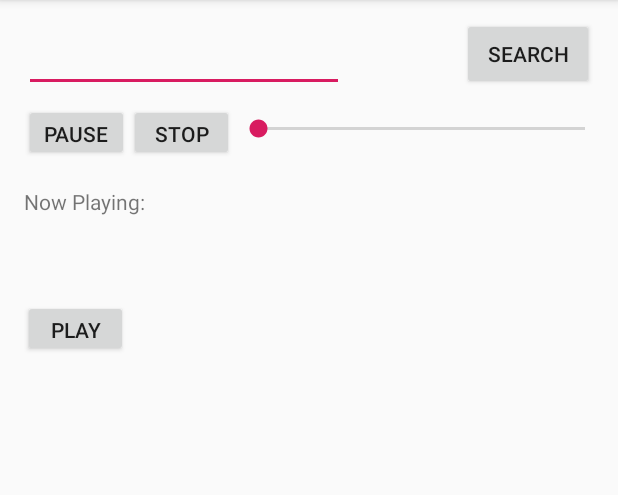
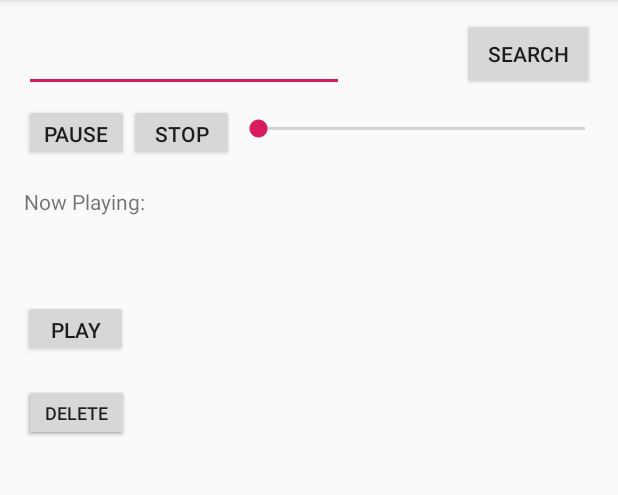
Before and after one commit to dilloncoffman/AndroidBookCase, an Android app: the fragment BookDetailsFragment placed in its activity, on a phone screen of 412 x 824 dp, the part 84-579 px from its top. Run offline under Robolectric (Android 15) with nearby library versions, the phone set to English and light mode, and no system bars; our stand-ins replace Picasso; libraries missing offline, so code that uses them is left out: edu.temple.audiobookplayer; pictures from the network do not load; 2 statements that could not run were skipped.

Commit message:
Added download/delete buttons with click listeners, adjusted BookDetailsFragment's inner interface to be used by MainActivity for button interactions; Added TODO comments for future tasks

```diff
--- a/app/src/main/java/edu/temple/bookcase/BookDetailsFragment.java
+++ b/app/src/main/java/edu/temple/bookcase/BookDetailsFragment.java
@@ -22,7 +22,7 @@ import java.util.Objects;
 /**
  * A simple {@link Fragment} subclass.
  * Activities that contain this fragment must implement the
- * {@link BookDetailsFragment.OnBookPlay} interface
+ * {@link BookDetailsFragment.BookDetailsInteractions} interface
  * to handle interaction events.
  * Use the {@link BookDetailsFragment#newInstance} factory method to
  * create an instance of this fragment.
@@ -30,12 +30,14 @@ import java.util.Objects;
 public class BookDetailsFragment extends Fragment {
 
     public static final String BOOK_KEY = "book";
-    private OnBookPlay fragmentParent;
+    private BookDetailsInteractions fragmentParent;
     ConstraintLayout bookDetailsView;
     ImageView bookCover;
     TextView bookTitle, bookAuthor, bookPublishedIn, bookPageLength;
     Book book;
     Button playBtn;
+    Button downloadBtn;
+    Button deleteBtn;
 
 
     public BookDetailsFragment() {
@@ -85,10 +87,36 @@ public class BookDetailsFragment extends Fragment {
         if (book != null) {
             displayBook(book);
             playBtn = getView().findViewById(R.id.playBtn);
+            downloadBtn = getView().findViewById(R.id.downloadBtn);
+            deleteBtn = getView().findViewById(R.id.deleteBtn);
+
+            if (book.isBookDownloaded() && downloadBtn != null) {
+                // Show just the delete button
+                downloadBtn.setVisibility(View.INVISIBLE);
+            } else if (deleteBtn != null) {
+                // Show just the download button
+                deleteBtn.setVisibility(View.INVISIBLE);
+            }
+
+            // Play Listener
             playBtn.setOnClickListener(new View.OnClickListener() {
                 @Override
                 public void onClick(View v) {
                    fragmentParent.playBook(book);
+                }
+            });
+            // Download Listener
+            downloadBtn.setOnClickListener(new View.OnClickListener() {
+                @Override
+                public void onClick(View v) {
+                    fragmentParent.downloadBookToStorage(book);
+                }
+            });
+            // Delete Listener
+            deleteBtn.setOnClickListener(new View.OnClickListener() {
+                @Override
+                public void onClick(View v) {
+                    fragmentParent.deleteBookFromStorage(book);
                 }
             });
         }
@@ -98,11 +126,11 @@ public class BookDetailsFragment extends Fragment {
     @Override
     public void onAttach(Context context) {
         super.onAttach(context);
-        if (context instanceof BookDetailsFragment.OnBookPlay) {
-            fragmentParent = (BookDetailsFragment.OnBookPlay) context;
+        if (context instanceof BookDetailsFragment.BookDetailsInteractions) {
+            fragmentParent = (BookDetailsFragment.BookDetailsInteractions) context;
         } else {
             throw new RuntimeException(context.toString()
-                    + " must implement OnBookPlay interface");
+                    + " must implement BookDetailsInteractions interface");
         }
     }
 
@@ -139,7 +167,9 @@ public class BookDetailsFragment extends Fragment {
      * "http://developer.android.com/training/basics/fragments/communicating.html"
      * >Communicating with Other Fragments</a> for more information.
      */
-    public interface OnBookPlay {
+    public interface BookDetailsInteractions {
         void playBook(Book book);
+        void downloadBookToStorage(Book book);
+        void deleteBookFromStorage(Book book);
     }
 }
--- a/app/src/main/java/edu/temple/bookcase/MainActivity.java
+++ b/app/src/main/java/edu/temple/bookcase/MainActivity.java
@@ -29,7 +29,7 @@ import java.util.ArrayList;
 
 import edu.temple.audiobookplayer.AudiobookService;
 
-public class MainActivity extends AppCompatActivity implements BookListFragment.OnBookSelectedInterface, BookDetailsFragment.OnBookPlay {
+public class MainActivity extends AppCompatActivity implements BookListFragment.OnBookSelectedInterface, BookDetailsFragment.BookDetailsInteractions {
     private int nowPlayingBookDuration;
     private String nowPlayingBookTitle;
     private int nowPlayingProgress;
@@ -217,7 +217,7 @@ public class MainActivity extends AppCompatActivity implements BookListFragment.
             }
         }
 
-        // TODO get state information from storage if any exists in storage
+        // TODO get state information from storage if any exists in storage for nowPlaying book and previously searched books
 
         // Get user search query if any
         nowPlayingBookTitleText = findViewById(R.id.nowPlayingBookTitle);
@@ -350,8 +350,6 @@ public class MainActivity extends AppCompatActivity implements BookListFragment.
         if (!books.isEmpty())
             outState.putParcelableArrayList("books", books);
         outState.putBoolean("paused", paused);
-
-        // TODO save nowPlayingBook information to internal storage and list of books in case user searched for books and then Activity was destroyed and recreated to be gotten from
     }
 
     @Override
@@ -359,6 +357,9 @@ public class MainActivity extends AppCompatActivity implements BookListFragment.
         super.onDestroy();
         Log.d("UNBINDING FROM AUDIOBOOKSERVICE ", "Unbinded service connection");
         unbindService(serviceConnection);
+
+        // TODO save nowPlayingBook information to internal storage and list of books in case user searched for books and then Activity was destroyed and recreated to be gotten from
+
     }
 
     /* Fetches books */
@@ -437,9 +438,12 @@ public class MainActivity extends AppCompatActivity implements BookListFragment.
     public void playBook(Book book) {
 
         // TODO Save current position of nowPlayingBook minus 10 seconds if it is being interrupted to play a new book to storage as well as set it for that book
+        // TODO nowPlayingBook.setSavedProgress(nowPlayingBookProgress - 10);
 
-        // TODO if the book has a local copy, should play local file rather than stream from AudiobookService
-        //      Use play(File file, int id)
+        // TODO nowPlayingBook = book
+
+        // TODO if the nowPlayingBook has a local copy, should play local file rather than stream from AudiobookService
+        // TODO    Use play(File file, book.getSavedProgress())
 
         startService(playBookIntent); // start AudiobookService when playing
 
@@ -454,4 +458,16 @@ public class MainActivity extends AppCompatActivity implements BookListFragment.
             paused = false;
         }
     }
+
+    @Override
+    public void downloadBookToStorage(Book book) {
+        // TODO Download book to storage using https://kamorris.com/lab/audlib/download.php?id=<book id>
+        // TODO book.setBookDownloaded(true)
+    }
+
+    @Override
+    public void deleteBookFromStorage(Book book) {
+        // TODO Delete book from storage
+        // TODO book.setBookDownloaded(false)
+    }
 }
--- a/app/src/main/res/layout-land/fragment_book_details.xml
+++ b/app/src/main/res/layout-land/fragment_book_details.xml
@@ -5,6 +5,32 @@
     xmlns:tools="http://schemas.android.com/tools"
     android:layout_width="match_parent"
     android:layout_height="match_parent">
+
+    <Button
+        android:id="@+id/deleteBtn"
+        android:layout_width="70dp"
+        android:layout_height="38dp"
+        android:layout_marginStart="104dp"
+        android:layout_marginTop="120dp"
+        android:layout_marginEnd="168dp"
+        android:text="@string/delete"
+        android:textSize="12sp"
+        app:layout_constraintEnd_toStartOf="@+id/bookCover"
+        app:layout_constraintStart_toStartOf="parent"
+        app:layout_constraintTop_toTopOf="parent" />
+
+    <Button
+        android:id="@+id/downloadBtn"
+        android:layout_width="70dp"
+        android:layout_height="38dp"
+        android:layout_marginStart="104dp"
+        android:layout_marginTop="120dp"
+        android:layout_marginEnd="168dp"
+        android:text="@string/download"
+        android:textSize="8sp"
+        app:layout_constraintEnd_toStartOf="@+id/bookCover"
+        app:layout_constraintStart_toStartOf="parent"
+        app:layout_constraintTop_toTopOf="parent" />
 
     <ImageView
         android:id="@+id/bookCover"
--- a/app/src/main/res/layout/fragment_book_details.xml
+++ b/app/src/main/res/layout/fragment_book_details.xml
@@ -72,4 +72,26 @@
         app:layout_constraintStart_toStartOf="parent"
         app:layout_constraintTop_toTopOf="parent" />
 
+    <Button
+        android:id="@+id/downloadBtn"
+        android:layout_width="70dp"
+        android:layout_height="38dp"
+        android:layout_marginStart="16dp"
+        android:layout_marginTop="96dp"
+        android:text="@string/download"
+        android:textSize="8sp"
+        app:layout_constraintStart_toStartOf="parent"
+        app:layout_constraintTop_toTopOf="parent" />
+
+    <Button
+        android:id="@+id/deleteBtn"
+        android:layout_width="70dp"
+        android:layout_height="38dp"
+        android:layout_marginStart="16dp"
+        android:layout_marginTop="96dp"
+        android:text="@string/delete"
+        android:textSize="12sp"
+        app:layout_constraintStart_toStartOf="parent"
+        app:layout_constraintTop_toTopOf="parent" />
+
 </android.support.constraint.ConstraintLayout>
--- a/app/src/main/res/values/strings.xml
+++ b/app/src/main/res/values/strings.xml
@@ -1,10 +1,12 @@
 <resources>
     <string name="app_name">BookCase</string>
     <string name="publishedIn">Published in %d</string>
-    <string name="pageLength">%s pages</string>
+    <string name="pageLength">%d pages</string>
     <string name="image_of_book_cover">Image of book cover</string>
     <string name="play">Play</string>
     <string name="stop">Stop</string>
     <string name="pause">Pause</string>
     <string name="now_playing">Now Playing:</string>
+    <string name="download">Download</string>
+    <string name="delete">Delete</string>
 </resources>
```
